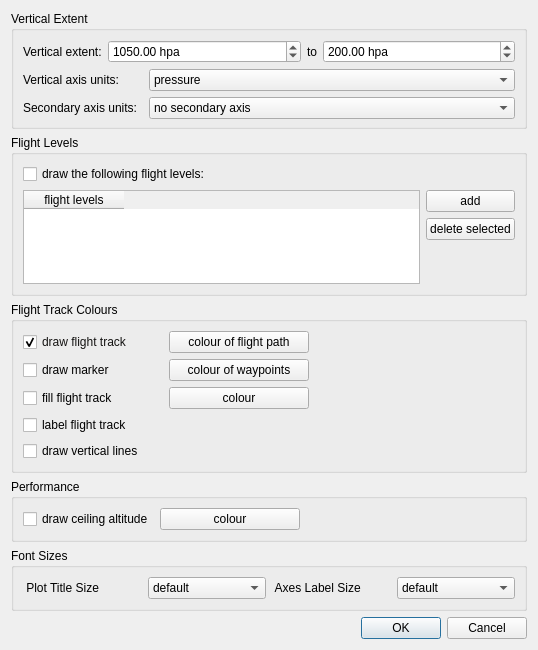
Before: the Qt Designer form mslib/msui/ui/ui_sideview_options.ui in Open-MSS/MSS, drawn with Qt 5.
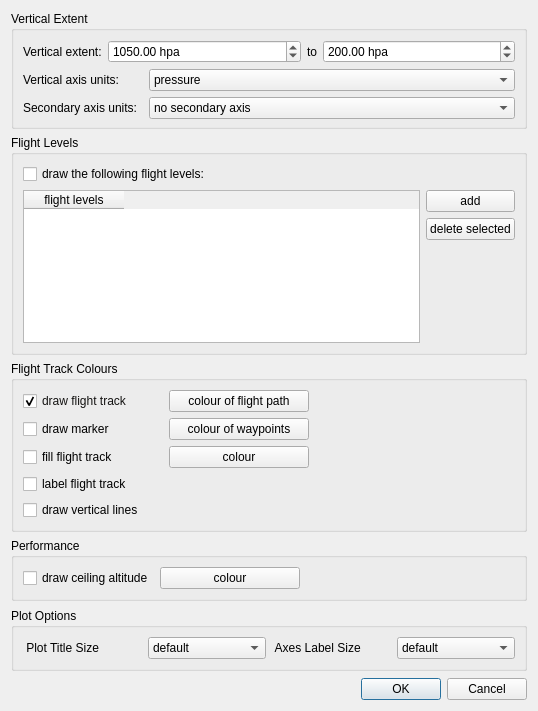
After: the same form once the commit is applied.

Commit message: Added plot options for LinearView, SideView, Topview and added default settings for users for those plot options.

```diff
--- a/mslib/msui/ui/ui_sideview_options.ui
+++ b/mslib/msui/ui/ui_sideview_options.ui
@@ -7,7 +7,7 @@
     <x>0</x>
     <y>0</y>
     <width>538</width>
-    <height>650</height>
+    <height>711</height>
    </rect>
   </property>
   <property name="windowTitle">
@@ -546,7 +546,7 @@
    <item>
     <widget class="QGroupBox" name="groupBox_5">
      <property name="title">
-      <string>Font Sizes</string>
+      <string>Plot Options</string>
      </property>
      <layout class="QGridLayout" name="gridLayout_4">
       <item row="3" column="1">
```
The commit also changes 12 other files.
